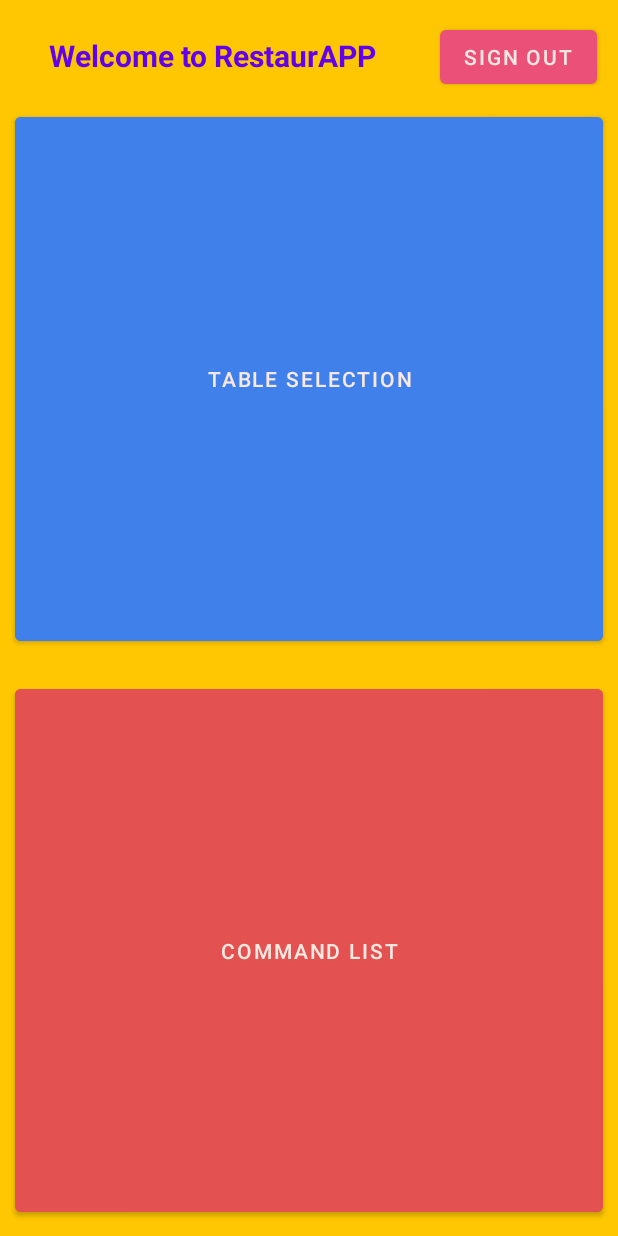
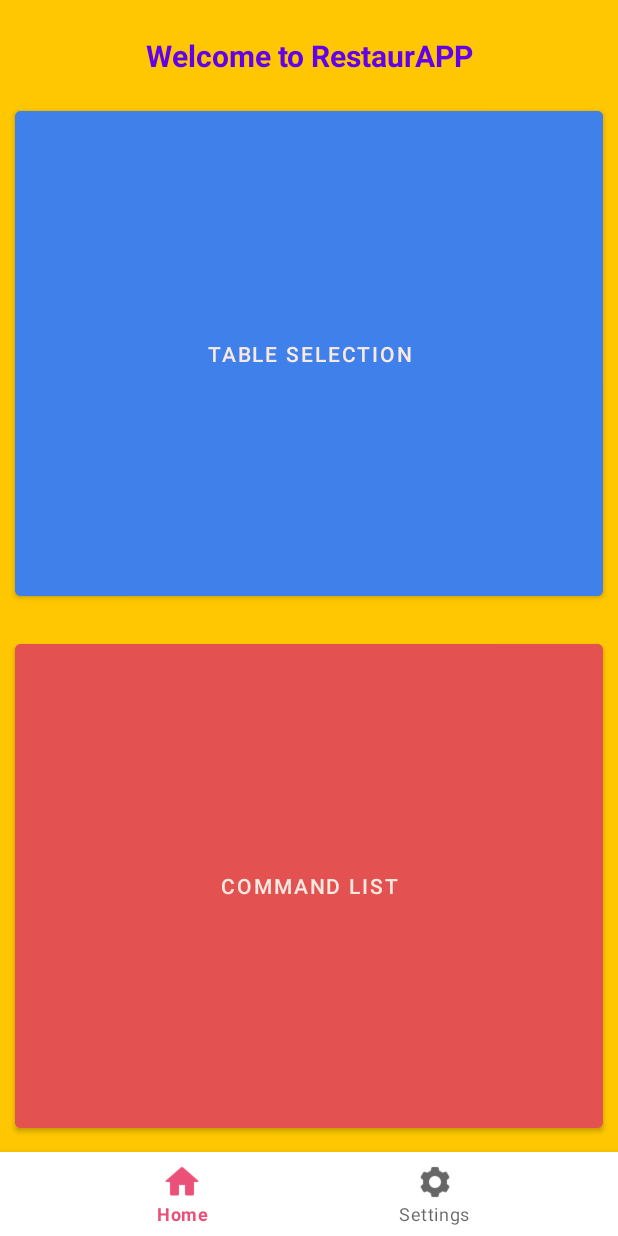
Before and after one commit to DavidAntunezPerez/RestaurAPP_Android, an Android app: the screen it shows after launch once a user with an empty profile is signed in (MainActivity), on a phone screen of 412 x 824 dp. Run offline under Robolectric (Android 15) with nearby library versions, the phone set to English and light mode, and no system bars; our stand-ins replace Firebase (no records; nobody signed in at launch, a user with empty details on screens opened directly).

Commit message:
Added bottomNavigationNav in MainActivity and added SettingsFragment and MainFragment

```diff
--- a/app/build.gradle
+++ b/app/build.gradle
@@ -47,6 +47,7 @@ dependencies {
     implementation 'com.google.firebase:firebase-firestore:24.6.0'
     implementation 'com.google.firebase:firebase-firestore-ktx:24.6.0'
     implementation 'com.google.firebase:firebase-storage-ktx:20.2.0'
+    implementation 'androidx.preference:preference:1.2.0'
 
     testImplementation 'junit:junit:4.13.2'
     androidTestImplementation 'androidx.test.ext:junit:1.1.5'
--- a/app/src/main/java/com/example/restaurapp/activities/MainActivity.kt
+++ b/app/src/main/java/com/example/restaurapp/activities/MainActivity.kt
@@ -1,14 +1,19 @@
 package com.example.restaurapp.activities
 
 import android.content.Context
-import android.content.Intent
 import androidx.appcompat.app.AppCompatActivity
 import android.os.Bundle
+import androidx.fragment.app.Fragment
+import com.example.restaurapp.R
 import com.example.restaurapp.databinding.ActivityMainBinding
+import com.example.restaurapp.fragments.MainFragment
+import com.example.restaurapp.fragments.SettingsFragment
+import com.google.android.material.bottomnavigation.BottomNavigationView
 import com.google.firebase.auth.FirebaseAuth
 
 
 class MainActivity : AppCompatActivity() {
+    private lateinit var bottomNavigationView: BottomNavigationView
     private lateinit var binding: ActivityMainBinding
     private lateinit var firebaseAuth: FirebaseAuth
 
@@ -29,24 +34,41 @@ class MainActivity : AppCompatActivity() {
         editor.putString("userUID", userUID)
         editor.apply()
 
-        // SIGN OUT BUTTON FUNCTION
-        binding.btnSignOut.setOnClickListener {
-            firebaseAuth.signOut()
-            startActivity(Intent(this, SignInActivity::class.java))
-            finish()
+//        // SIGN OUT BUTTON FUNCTION
+//        binding.btnSignOut.setOnClickListener {
+//            firebaseAuth.signOut()
+//            startActivity(Intent(this, SignInActivity::class.java))
+//            finish()
+//        }
+
+        // SET THE BOTTOM NAVIGATION
+        bottomNavigationView = binding.bottomNav
+        bottomNavigationView.setOnNavigationItemSelectedListener { item ->
+            when (item.itemId) {
+                R.id.menu_item1 -> {
+                    loadFragment(MainFragment())
+                    true
+                }
+
+                R.id.menu_item2 -> {
+                    loadFragment(SettingsFragment())
+                    true
+                }
+
+                else -> false
+            }
         }
 
-        // SELECT TABLE OPTION
-        binding.btnSelectTable.setOnClickListener {
-            val intent = Intent(this, SelectTableActivity::class.java)
-            startActivity(intent)
-        }
-
-        // COMMAND LIST OPTION
-        binding.btnComList.setOnClickListener {
-            val intent = Intent(this, ComListActivity::class.java)
-            startActivity(intent)
-        }
+        // Set the initial fragment
+        loadFragment(MainFragment())
 
     }
+
+    // FUNCTION TO LOAD A FRAGMENT FOR NAVIGATION
+    private fun loadFragment(fragment: Fragment) {
+        val transaction = supportFragmentManager.beginTransaction()
+        transaction.replace(R.id.fragment_main, fragment)
+        transaction.addToBackStack(null)
+        transaction.commit()
+    }
 }
--- /dev/null
+++ b/app/src/main/java/com/example/restaurapp/fragments/MainFragment.kt
@@ -0,0 +1,42 @@
+package com.example.restaurapp.fragments
+
+import android.content.Intent
+import android.os.Bundle
+import androidx.fragment.app.Fragment
+import android.view.LayoutInflater
+import android.view.View
+import android.view.ViewGroup
+import com.example.restaurapp.activities.ComListActivity
+import com.example.restaurapp.activities.SelectTableActivity
+import com.example.restaurapp.databinding.FragmentMainBinding
+
+class MainFragment : Fragment() {
+    private var _binding: FragmentMainBinding? = null
+    private val binding get() = _binding!!
+
+    override fun onCreateView(
+        inflater: LayoutInflater, container: ViewGroup?, savedInstanceState: Bundle?
+    ): View? {
+        // Inflate the layout for this fragment
+        _binding = FragmentMainBinding.inflate(inflater, container, false)
+        return binding.root
+    }
+
+    override fun onViewCreated(view: View, savedInstanceState: Bundle?) {
+        super.onViewCreated(view, savedInstanceState)
+
+        // SELECT TABLE OPTION
+        binding.btnSelectTable.setOnClickListener {
+            val intent = Intent(requireContext(), SelectTableActivity::class.java)
+            startActivity(intent)
+        }
+
+        // COMMAND LIST OPTION
+        binding.btnComList.setOnClickListener {
+            val intent = Intent(requireContext(), ComListActivity::class.java)
+            startActivity(intent)
+        }
+
+
+    }
+}
--- a/app/src/main/res/layout/activity_main.xml
+++ b/app/src/main/res/layout/activity_main.xml
@@ -1,61 +1,27 @@
-<androidx.constraintlayout.widget.ConstraintLayout
-    xmlns:android="http://schemas.android.com/apk/res/android"
-    xmlns:app="http://schemas.android.com/apk/res-auto"
+<LinearLayout xmlns:android="http://schemas.android.com/apk/res/android"
+    xmlns:tools="http://schemas.android.com/tools"
     android:layout_width="match_parent"
     android:layout_height="match_parent"
-    android:background="@color/yellow">
+    xmlns:app="http://schemas.android.com/apk/res-auto"
+    android:orientation="vertical"
+    tools:context=".activities.MainActivity"
+    android:background="@color/app_other_beige">
 
-    <!--SIGN OUT BUTTON-->
-    <Button
-        android:id="@+id/btnSignOut"
-        android:layout_width="wrap_content"
-        android:layout_height="wrap_content"
-        android:layout_marginTop="14dp"
-        android:layout_marginEnd="14dp"
-        android:text="Sign Out"
-        app:layout_constraintEnd_toEndOf="parent"
-        app:layout_constraintTop_toTopOf="parent" />
+    <!-- Other views in your layout -->
 
+    <FrameLayout
+        android:id="@+id/fragment_main"
+        android:layout_width="match_parent"
+        android:layout_height="0dp"
+        android:layout_weight="1" />
 
-    <!--TABLE SELECTION BUTTON-->
-    <com.google.android.material.button.MaterialButton
-        android:id="@+id/btnSelectTable"
-        android:layout_width="0dp"
-        android:layout_height="0dp"
-        android:layout_margin="10dp"
-        android:backgroundTint="@color/blue"
-        android:text="Table Selection"
-        app:layout_constraintBottom_toTopOf="@id/btnComList"
-        app:layout_constraintEnd_toEndOf="parent"
-        app:layout_constraintStart_toStartOf="parent"
-        app:layout_constraintTop_toBottomOf="@+id/btnSignOut" />
+    <!-- Other views in your layout -->
 
-    <!--COMMAND SELECTION BUTTON-->
-    <com.google.android.material.button.MaterialButton
-        android:id="@+id/btnComList"
-        android:layout_width="0dp"
-        android:layout_height="0dp"
-        android:layout_margin="10dp"
-        android:backgroundTint="#E45151"
-        android:text="Command List"
+    <com.google.android.material.bottomnavigation.BottomNavigationView
+        android:id="@+id/bottomNav"
         app:layout_constraintBottom_toBottomOf="parent"
-        app:layout_constraintEnd_toEndOf="parent"
-        app:layout_constraintStart_toStartOf="parent"
-        app:layout_constraintTop_toBottomOf="@id/btnSelectTable" />
+        app:menu="@menu/bottom_navigation_menu"
+        android:layout_width="match_parent"
+        android:layout_height="wrap_content" />
 
-    <!--WELCOME TEXT-->
-    <TextView
-        android:id="@+id/textView2"
-        android:layout_width="255dp"
-        android:layout_height="42dp"
-        android:layout_marginTop="16dp"
-        android:layout_marginEnd="24dp"
-        android:gravity="center"
-        android:text="Welcome to RestaurAPP"
-        android:textColor="@color/purple_500"
-        android:textSize="20sp"
-        android:textStyle="bold"
-        app:layout_constraintEnd_toStartOf="@+id/btnSignOut"
-        app:layout_constraintTop_toTopOf="parent" />
-
-</androidx.constraintlayout.widget.ConstraintLayout>
+</LinearLayout>
--- /dev/null
+++ b/app/src/main/res/layout/fragment_main.xml
@@ -0,0 +1,46 @@
+<androidx.constraintlayout.widget.ConstraintLayout xmlns:android="http://schemas.android.com/apk/res/android"
+    xmlns:app="http://schemas.android.com/apk/res-auto"
+    android:layout_width="match_parent"
+    android:layout_height="match_parent"
+    android:background="@color/yellow">
+
+    <!--TABLE SELECTION BUTTON-->
+    <com.google.android.material.button.MaterialButton
+        android:id="@+id/btnSelectTable"
+        android:layout_width="0dp"
+        android:layout_height="0dp"
+        android:layout_margin="10dp"
+        android:backgroundTint="@color/blue"
+        android:text="Table Selection"
+        app:layout_constraintBottom_toTopOf="@id/btnComList"
+        app:layout_constraintEnd_toEndOf="parent"
+        app:layout_constraintStart_toStartOf="parent"
+        app:layout_constraintTop_toBottomOf="@+id/textView2" />
+
+    <!--COMMAND SELECTION BUTTON-->
+    <com.google.android.material.button.MaterialButton
+        android:id="@+id/btnComList"
+        android:layout_width="0dp"
+        android:layout_height="0dp"
+        android:layout_margin="10dp"
+        android:backgroundTint="#E45151"
+        android:text="Command List"
+        app:layout_constraintBottom_toBottomOf="parent"
+        app:layout_constraintEnd_toEndOf="parent"
+        app:layout_constraintStart_toStartOf="parent"
+        app:layout_constraintTop_toBottomOf="@id/btnSelectTable" />
+
+    <!--WELCOME TEXT-->
+    <TextView
+        android:id="@+id/textView2"
+        android:layout_width="match_parent"
+        android:layout_height="42dp"
+        android:layout_marginTop="16dp"
+        android:gravity="center"
+        android:text="Welcome to RestaurAPP"
+        android:textColor="@color/purple_500"
+        android:textSize="20sp"
+        android:textStyle="bold"
+        app:layout_constraintTop_toTopOf="parent" />
+
+</androidx.constraintlayout.widget.ConstraintLayout>
--- /dev/null
+++ b/app/src/main/res/menu/bottom_navigation_menu.xml
@@ -0,0 +1,10 @@
+<menu xmlns:android="http://schemas.android.com/apk/res/android">
+    <item
+        android:id="@+id/menu_item1"
+        android:icon="@drawable/ic_home"
+        android:title="Home" />
+    <item
+        android:id="@+id/menu_item2"
+        android:icon="@drawable/ic_settings"
+        android:title="Settings" />
+</menu>
```
Also changed, not shown: app/src/main/java/com/example/restaurapp/fragments/SettingsFragment.kt (added, +44 -0 lines), app/src/main/res/layout/fragment_settings.xml (added, +65 -0 lines), app/src/main/res/drawable/ic_home.png (added), app/src/main/res/drawable/ic_settings.png (added).
